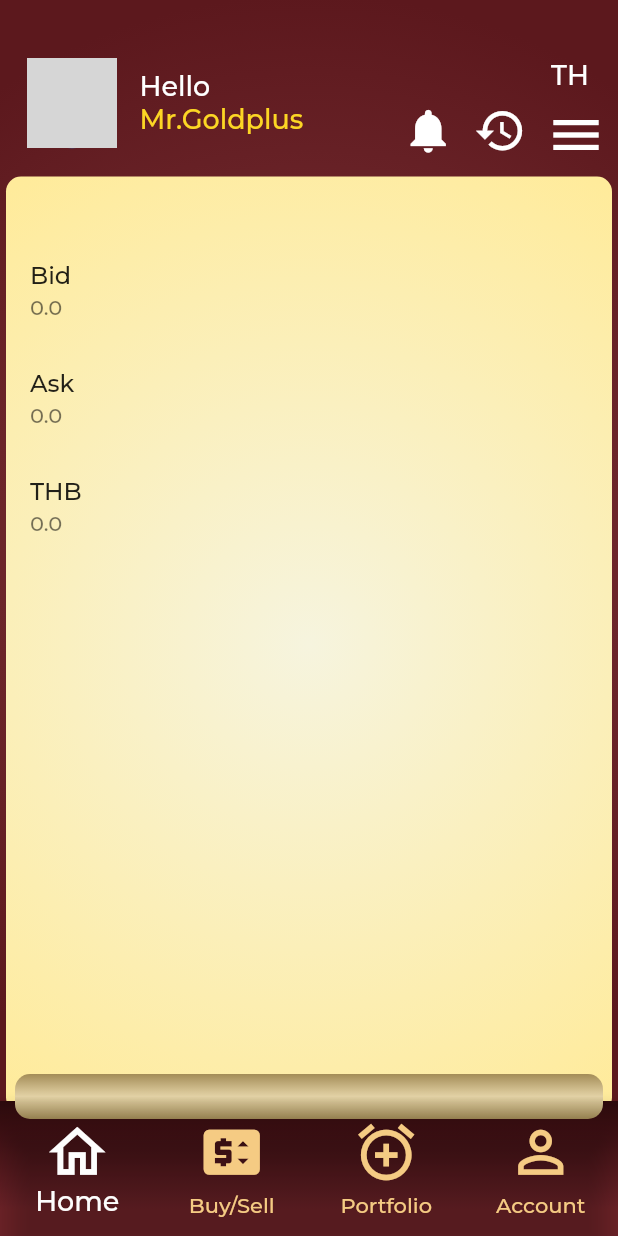
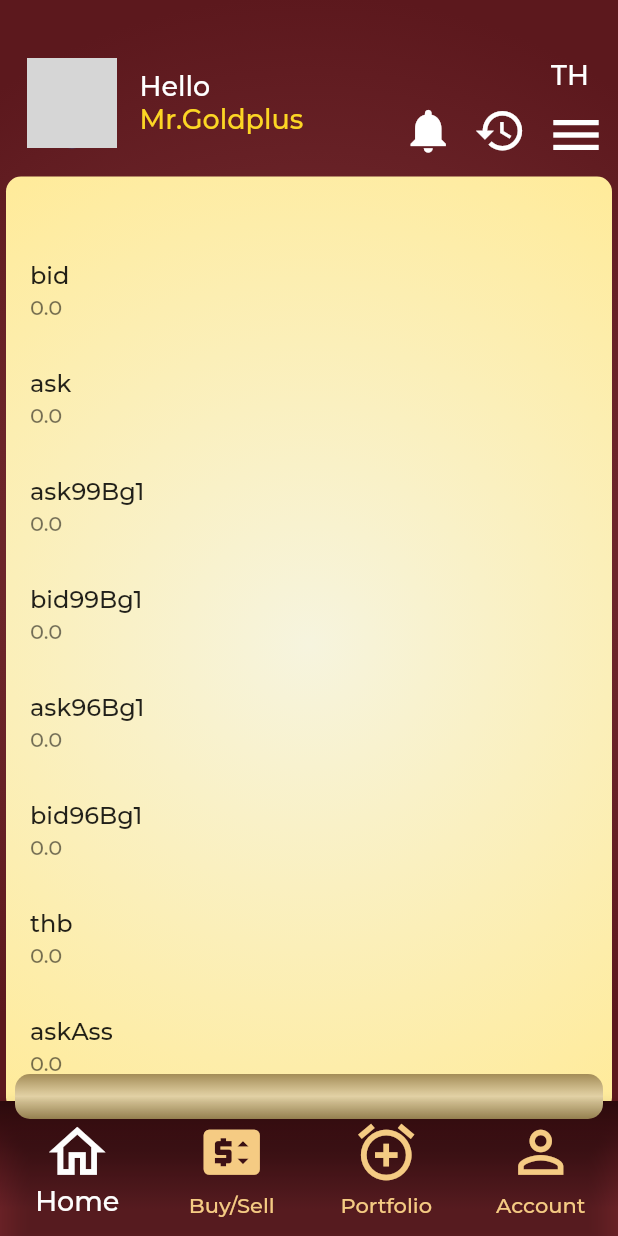
Before and after one commit to LeeCherry731/fintech_v1, a Flutter app: the screen it shows after launch, on a phone screen of 412 x 824 dp. Run offline on Flutter 3.47's test engine with Material 2 defaults, Android fonts, the phone set to English and light mode, and no system bars; our stand-ins replace get, socket_io_client; network calls fail; grey boxes are pictures that could not be loaded.

Commit message:
success get realtime trader price data

```diff
--- a/lib/features/home/screens/test_socket.dart
+++ b/lib/features/home/screens/test_socket.dart
@@ -22,7 +22,6 @@ class _TestSocketState extends State<TestSocket> {
   void initState() {
     // TODO: implement initState
     super.initState();
-
     traderPriceController.connect();
     Timer(
       Duration(seconds: 3),
@@ -39,21 +38,104 @@ class _TestSocketState extends State<TestSocket> {
 
   @override
   Widget build(BuildContext context) {
+    return GetBuilder(
+        init: TraderPriceController(),
+        builder: (Controller) {
           return ListView(
             children: [
               ListTile(
-          title: const Text("Bid"),
-          subtitle: Text(traderPriceController.traderPrice.bid.toString()),
+                title: const Text("bid"),
+                subtitle: Text(Controller.traderPrice.bid.toString()),
+                onTap: () {
+                  // traderPriceController.reset1();
+                  return null;
+                },
               ),
               ListTile(
-          title: const Text("Ask"),
-          subtitle: Text(traderPriceController.traderPrice.ask.toString()),
+                title: const Text("ask"),
+                subtitle: Text(Controller.traderPrice.ask.toString()),
+                onTap: () {
+                  // traderPriceController.reset2();
+                  return null;
+                },
               ),
               ListTile(
-          title: const Text("THB"),
-          subtitle: Text(traderPriceController.traderPrice.thb.toString()),
+                title: const Text("ask99Bg1"),
+                subtitle: Text(Controller.traderPrice.ask99Bg1.toString()),
+                onTap: () {
+                  // traderPriceController.reset3();
+                  return null;
+                },
               ),
+              ListTile(
+                title: const Text("bid99Bg1"),
+                subtitle: Text(Controller.traderPrice.bid99Bg1.toString()),
+                onTap: () {
+                  // traderPriceController.reset3();
+                  return null;
+                },
+              ),
+              ListTile(
+                title: const Text("ask96Bg1"),
+                subtitle: Text(Controller.traderPrice.ask96Bg1.toString()),
+                onTap: () {
+                  // traderPriceController.reset3();
+                  return null;
+                },
+              ),
+              ListTile(
+                title: const Text("bid96Bg1"),
+                subtitle: Text(Controller.traderPrice.bid96Bg1.toString()),
+                onTap: () {
+                  // traderPriceController.reset3();
+                  return null;
+                },
+              ),
+              ListTile(
+                title: const Text("thb"),
+                subtitle: Text(Controller.traderPrice.thb.toString()),
+                onTap: () {
+                  // traderPriceController.reset3();
+                  return null;
+                },
+              ),
+              ListTile(
+                title: const Text("askAss"),
+                subtitle: Text(Controller.traderPrice.askAss.toString()),
+                onTap: () {
+                  // traderPriceController.reset3();
+                  return null;
+                },
+              ),
+              ListTile(
+                title: const Text("bidAss"),
+                subtitle: Text(Controller.traderPrice.bidAss.toString()),
+                onTap: () {
+                  // traderPriceController.reset3();
+                  return null;
+                },
+              ),
+              ListTile(
+                title: const Text("status"),
+                subtitle: Text(Controller.traderPrice.status.toString()),
+                onTap: () {
+                  // traderPriceController.reset3();
+                  return null;
+                },
+              ),
+              ListTile(
+                title: const Text("spotno"),
+                subtitle: Text(Controller.traderPrice.spotno.toString()),
+                onTap: () {
+                  // traderPriceController.reset3();
+                  return null;
+                },
+              ),
+              const SizedBox(
+                height: 20,
+              )
             ],
           );
+        });
   }
 }
--- a/lib/features/services/trader_price_controller.dart
+++ b/lib/features/services/trader_price_controller.dart
@@ -27,14 +27,49 @@ class TraderPriceController extends GetxController {
     socket.connect();
     socket.onConnect((data) => print("Socket connected"));
     print(socket.connected);
-    // socket.emit("test", "hello world");
     socket.on("traderprice", (data) {
-      print("change price!!!");
-
       traderPrice = TraderPrice.fromJson(data);
-      // print(data['bid'].toString());
+      print(data['bid'].toString());
       update();
     });
+  }
+
+  void reset1() {
+    print("reset1");
+    traderPrice.bid = 0;
+    print(traderPrice.bid);
+  }
+
+  void reset2() {
+    print("reset2");
+    traderPrice = TraderPrice(
+        bid: 2,
+        ask: 2,
+        ask99Bg1: 2,
+        bid99Bg1: 2,
+        ask96Bg1: 2,
+        bid96Bg1: 2,
+        thb: 2,
+        askAss: 2,
+        bidAss: 2,
+        status: 'pending',
+        spotno: 2);
+  }
+
+  void reset3() {
+    print("reset3");
+    traderPrice = TraderPrice(
+        bid: 3,
+        ask: 3,
+        ask99Bg1: 3,
+        bid99Bg1: 3,
+        ask96Bg1: 3,
+        bid96Bg1: 3,
+        thb: 3,
+        askAss: 3,
+        bidAss: 3,
+        status: 'pending',
+        spotno: 3);
   }
 
   void disconnect() {
```
Lines whose indentation alone changed are shown as unchanged.
